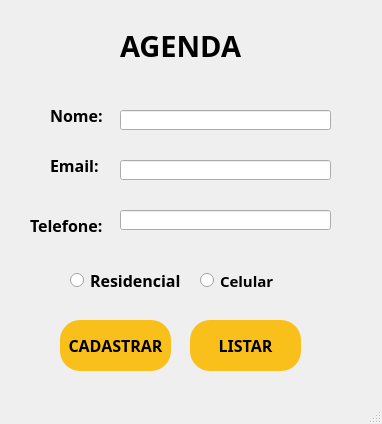
Above: Aula 07 Agenda.ui from juliaraujo10/PYTHON-JULIAALVES before the change. Below: the same form after it.
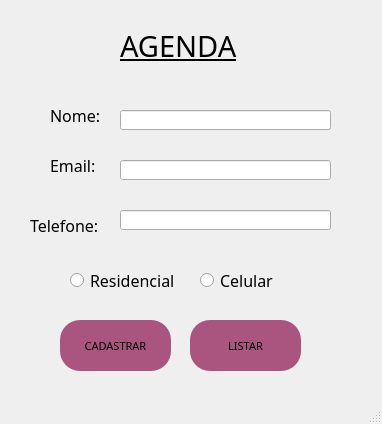
That is the form after the change.

The edit to the form file:
```diff
--- a/Aula 07 Agenda.ui
+++ b/Aula 07 Agenda.ui
@@ -16,6 +16,12 @@
   <property name="autoFillBackground">
    <bool>false</bool>
   </property>
+  <property name="styleSheet">
+   <string notr="true">QPushButton{
+	background-color:rgb(150, 75, 255);
+	border-radius: 20px;
+}</string>
+  </property>
   <property name="animated">
    <bool>true</bool>
   </property>
@@ -31,12 +37,16 @@
     </property>
     <property name="font">
      <font>
-      <family>Lucida Fax</family>
+      <family>MV Boli</family>
       <pointsize>12</pointsize>
-      <weight>75</weight>
-      <bold>true</bold>
+      <weight>50</weight>
+      <italic>false</italic>
+      <bold>false</bold>
      </font>
     </property>
+    <property name="styleSheet">
+     <string notr="true">font: 12pt &quot;MV Boli&quot;;</string>
+    </property>
     <property name="text">
      <string>Nome:</string>
     </property>
@@ -52,12 +62,16 @@
     </property>
     <property name="font">
      <font>
-      <family>Lucida Fax</family>
+      <family>MV Boli</family>
       <pointsize>12</pointsize>
-      <weight>75</weight>
-      <bold>true</bold>
+      <weight>50</weight>
+      <italic>false</italic>
+      <bold>false</bold>
      </font>
     </property>
+    <property name="styleSheet">
+     <string notr="true">font: 12pt &quot;MV Boli&quot;;</string>
+    </property>
     <property name="text">
      <string>Email:</string>
     </property>
@@ -73,12 +87,16 @@
     </property>
     <property name="font">
      <font>
-      <family>Lucida Fax</family>
+      <family>MV Boli</family>
       <pointsize>12</pointsize>
-      <weight>75</weight>
-      <bold>true</bold>
+      <weight>50</weight>
+      <italic>false</italic>
+      <bold>false</bold>
      </font>
     </property>
+    <property name="styleSheet">
+     <string notr="true">font: 12pt &quot;MV Boli&quot;;</string>
+    </property>
     <property name="text">
      <string>Telefone:</string>
     </property>
@@ -94,15 +112,17 @@
     </property>
     <property name="font">
      <font>
-      <family>Lucida Fax</family>
-      <pointsize>12</pointsize>
-      <weight>75</weight>
-      <bold>true</bold>
+      <family>MV Boli</family>
+      <pointsize>8</pointsize>
+      <weight>50</weight>
+      <italic>false</italic>
+      <bold>false</bold>
      </font>
     </property>
     <property name="styleSheet">
      <string notr="true">QPushButton{
-	background-color: rgb(249, 192, 28);
+	font: 8pt &quot;MV Boli&quot;;
+	background-color: rgb(170, 85, 127);
 	border-radius: 20px;
 }</string>
     </property>
@@ -160,12 +180,16 @@
     </property>
     <property name="font">
      <font>
-      <family>Lucida Fax</family>
+      <family>MV Boli</family>
       <pointsize>12</pointsize>
-      <weight>75</weight>
-      <bold>true</bold>
+      <weight>50</weight>
+      <italic>false</italic>
+      <bold>false</bold>
      </font>
     </property>
+    <property name="styleSheet">
+     <string notr="true">font: 12pt &quot;MV Boli&quot;;</string>
+    </property>
     <property name="text">
      <string>Residencial</string>
     </property>
@@ -181,12 +205,16 @@
     </property>
     <property name="font">
      <font>
-      <family>Lucida Fax</family>
-      <pointsize>11</pointsize>
-      <weight>75</weight>
-      <bold>true</bold>
+      <family>MV Boli</family>
+      <pointsize>12</pointsize>
+      <weight>50</weight>
+      <italic>false</italic>
+      <bold>false</bold>
      </font>
     </property>
+    <property name="styleSheet">
+     <string notr="true">font: 12pt &quot;MV Boli&quot;;</string>
+    </property>
     <property name="text">
      <string>Celular</string>
     </property>
@@ -202,12 +230,19 @@
     </property>
     <property name="font">
      <font>
-      <family>Lucida Fax</family>
+      <family>MV Boli</family>
       <pointsize>22</pointsize>
-      <weight>75</weight>
-      <bold>true</bold>
+      <weight>50</weight>
+      <italic>false</italic>
+      <bold>false</bold>
+      <underline>true</underline>
      </font>
     </property>
+    <property name="styleSheet">
+     <string notr="true">font: 8pt &quot;MV Boli&quot;;
+text-decoration: underline;
+font: 22pt &quot;MV Boli&quot;;</string>
+    </property>
     <property name="text">
      <string>AGENDA</string>
     </property>
@@ -223,15 +258,17 @@
     </property>
     <property name="font">
      <font>
-      <family>Lucida Fax</family>
-      <pointsize>12</pointsize>
-      <weight>75</weight>
-      <bold>true</bold>
+      <family>MV Boli</family>
+      <pointsize>8</pointsize>
+      <weight>50</weight>
+      <italic>false</italic>
+      <bold>false</bold>
      </font>
     </property>
     <property name="styleSheet">
      <string notr="true">QPushButton{
-	background-color: rgb(249, 192, 28);
+	font: 8pt &quot;MV Boli&quot;;
+	background-color: rgb(170, 85, 127);
 	border-radius: 20px;
 }</string>
     </property>
```
